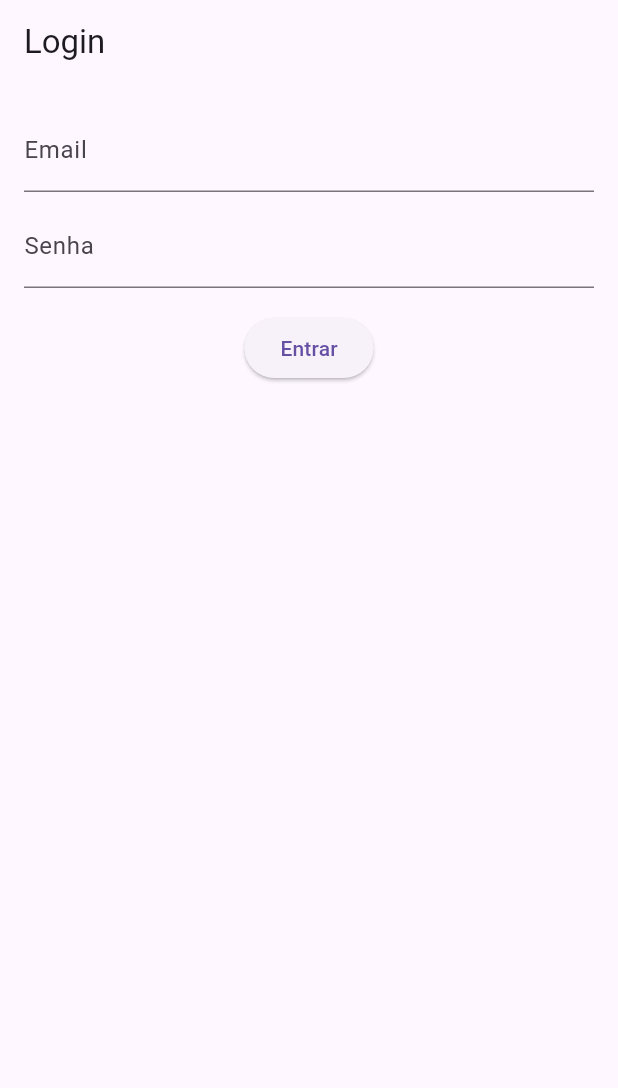
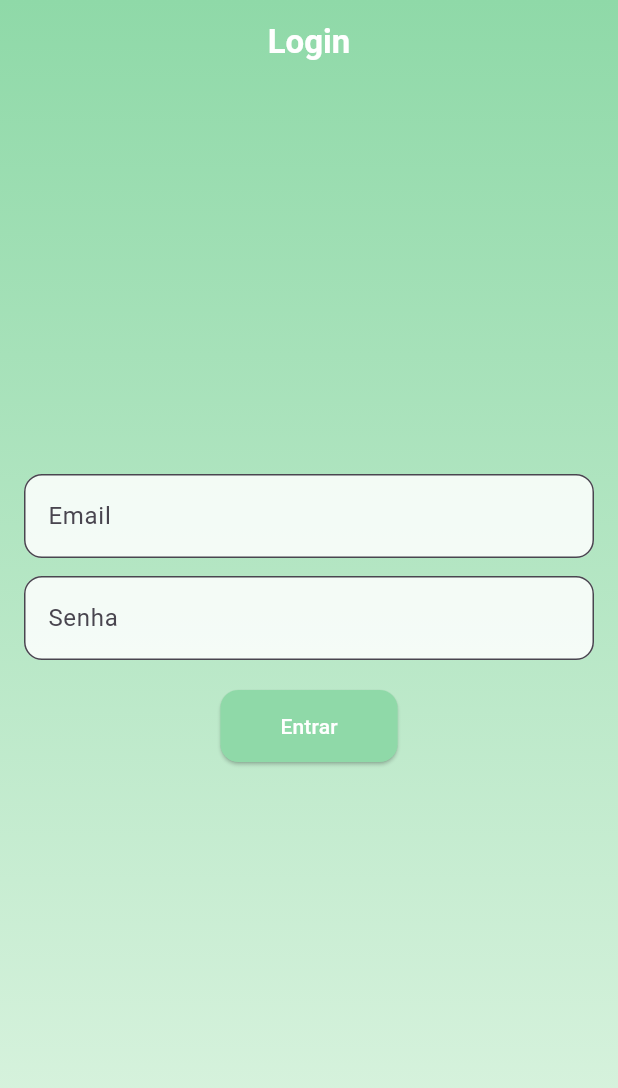
Before and after one commit to DanielCorbellini/consig-now-app, a Flutter app: the screen it shows after launch, on a phone screen of 412 x 824 dp. Shown: the top 1088 px of the screen. Run offline on Flutter 3.47's test engine with Material 3 defaults, Android fonts, the phone set to English and light mode, and no system bars; our stand-ins replace flutter_dotenv, flutter_secure_storage, local_auth; accounts and stored records are empty.

Commit message:
Front tela inicial, classe de cores
Implementado o front da tela de login e uma classe de cores para ser usado em todo o projeto para ser seguido a mesma paleta de cores

```diff
--- /dev/null
+++ b/lib/colors/minhas_cores.dart
@@ -0,0 +1,57 @@
+import 'package:flutter/material.dart';
+
+class MinhasCores {
+  static const Color roxo = Color(0xFFE0BBE4);
+
+  // Verdes pastéis
+  static const Color verdeTopo = Color(0xFF8FD9A8); // Verde pastel mais forte
+  static const Color verdeBaixo = Color(0xFFDFF5E3); // Verde pastel bem claro
+
+  static const MaterialColor verdeTopoGradiente =
+      MaterialColor(_verdetopogradientePrimaryValue, <int, Color>{
+        50: Color(0xFFEAF8F0),
+        100: Color(0xFFCFF0DA),
+        200: Color(0xFFB3E8C3),
+        300: Color(0xFF96E0AD),
+        400: Color(0xFF80DA9B),
+        500: Color(_verdetopogradientePrimaryValue),
+        600: Color(0xFF79D497),
+        700: Color(0xFF6ECD8D),
+        800: Color(0xFF64C783),
+        900: Color(0xFF52BB71),
+      });
+  static const int _verdetopogradientePrimaryValue = 0xFF8FD9A8;
+
+  static const MaterialColor verdeTopoGradienteAccent =
+      MaterialColor(_verdetopogradienteAccentValue, <int, Color>{
+        100: Color(0xFFFFFFFF),
+        200: Color(_verdetopogradienteAccentValue),
+        400: Color(0xFFD2F8E0),
+        700: Color(0xFFB8F2CE),
+      });
+  static const int _verdetopogradienteAccentValue = 0xFFEAFBF0;
+
+  static const MaterialColor verdeBaixoGradiente =
+      MaterialColor(_verdebaixogradientePrimaryValue, <int, Color>{
+        50: Color(0xFFF7FEFA),
+        100: Color(0xFFEFFCF3),
+        200: Color(0xFFE6FAED),
+        300: Color(0xFFDFF8E7),
+        400: Color(0xFFD9F7E2),
+        500: Color(_verdebaixogradientePrimaryValue),
+        600: Color(0xFFD6F6DF),
+        700: Color(0xFFD0F5DA),
+        800: Color(0xFFCBF4D6),
+        900: Color(0xFFC1F2CE),
+      });
+  static const int _verdebaixogradientePrimaryValue = 0xFFDFF5E3;
+
+  static const MaterialColor verdeBaixoGradienteAccent =
+      MaterialColor(_verdebaixogradienteAccentValue, <int, Color>{
+        100: Color(0xFFFFFFFF),
+        200: Color(_verdebaixogradienteAccentValue),
+        400: Color(0xFFFFFFFF),
+        700: Color(0xFFFFFFFF),
+      });
+  static const int _verdebaixogradienteAccentValue = 0xFFFFFFFF;
+}
--- a/lib/screens/login_screen.dart
+++ b/lib/screens/login_screen.dart
@@ -2,6 +2,7 @@ import 'package:consig_now_app/screens/home_screen.dart';
 import 'package:flutter/material.dart';
 import 'package:provider/provider.dart';
 import '../providers/auth_provider.dart';
+import '../colors/minhas_cores.dart';
 
 class LoginScreen extends StatefulWidget {
   const LoginScreen({super.key});
@@ -13,16 +14,15 @@ class LoginScreen extends StatefulWidget {
 class _LoginScreenState extends State<LoginScreen> {
   final TextEditingController _emailController = TextEditingController();
   final TextEditingController _passwordController = TextEditingController();
+  final _formKey = GlobalKey<FormState>();
   bool _isLoading = false;
 
-  // Tenta o login por biometria ao iniciar a tela
   @override
   void initState() {
     super.initState();
     _tryBiometricLogin();
   }
 
-  // Se o login biométrico falhar ou não houver token, o usuário verá o login normal.
   Future<void> _tryBiometricLogin() async {
     final auth = Provider.of<AuthProvider>(context, listen: false);
     final isLoggedIn = await auth.loginWithBiometrics();
@@ -40,26 +40,96 @@ class _LoginScreenState extends State<LoginScreen> {
     final auth = Provider.of<AuthProvider>(context);
 
     return Scaffold(
-      appBar: AppBar(title: Text('Login')),
-      body: Padding(
-        padding: EdgeInsets.all(16),
+      extendBodyBehindAppBar: true,
+      appBar: AppBar(
+        title: const Text(
+          'Login',
+          style: TextStyle(color: Colors.white, fontWeight: FontWeight.bold),
+        ),
+        centerTitle: true,
+        backgroundColor: Colors.transparent,
+        elevation: 0,
+      ),
+      body: Container(
+        decoration: const BoxDecoration(
+          gradient: LinearGradient(
+            colors: [MinhasCores.verdeTopo, MinhasCores.verdeBaixo],
+            begin: Alignment.topCenter,
+            end: Alignment.bottomCenter,
+          ),
+        ),
+        child: Center(
+          child: SingleChildScrollView(
+            padding: const EdgeInsets.all(16),
+            child: Form(
+              key: _formKey,
               child: Column(
+                mainAxisSize: MainAxisSize.min,
                 children: [
-            TextField(
+                  TextFormField(
+                    validator: (value) {
+                      if (value == null || value.isEmpty) {
+                        return 'O e-mail não pode ser vazio';
+                      }
+                      if (!RegExp(r'^[^@]+@[^@]+\.[^@]+').hasMatch(value)) {
+                        return 'O e-mail não é válido';
+                      } else {
+                        if (value.length < 6) {
+                          return 'A e-mail é muito curto';
+                        }
+                      }
+                      return null;
+                    },
                     controller: _emailController,
-              decoration: InputDecoration(labelText: 'Email'),
+                    decoration: InputDecoration(
+                      labelText: 'Email',
+                      filled: true,
+                      fillColor: Colors.white.withOpacity(0.85),
+                      border: OutlineInputBorder(
+                        borderRadius: BorderRadius.circular(12),
                       ),
-            SizedBox(height: 8),
-            TextField(
+                    ),
+                  ),
+                  const SizedBox(height: 12),
+                  TextFormField(
+                    validator: (value) {
+                      if (value == null || value.isEmpty) {
+                        return 'A senha não pode ser vazia';
+                      } else {
+                        if (value.length < 6) {
+                          return 'A senha deve ter pelo menos 6 caracteres';
+                        }
+                      }
+                      return null;
+                    },
                     controller: _passwordController,
-              decoration: InputDecoration(labelText: 'Senha'),
+                    decoration: InputDecoration(
+                      labelText: 'Senha',
+                      filled: true,
+                      fillColor: Colors.white.withOpacity(0.85),
+                      border: OutlineInputBorder(
+                        borderRadius: BorderRadius.circular(12),
+                      ),
+                    ),
                     obscureText: true,
                   ),
-            SizedBox(height: 16),
+                  const SizedBox(height: 20),
                   _isLoading
-                ? CircularProgressIndicator()
+                      ? const CircularProgressIndicator()
                       : ElevatedButton(
+                          style: ElevatedButton.styleFrom(
+                            backgroundColor: MinhasCores.verdeTopo,
+                            foregroundColor: Colors.white,
+                            shape: RoundedRectangleBorder(
+                              borderRadius: BorderRadius.circular(12),
+                            ),
+                            padding: const EdgeInsets.symmetric(
+                              horizontal: 40,
+                              vertical: 14,
+                            ),
+                          ),
                           onPressed: () async {
+                            if (_formKey.currentState!.validate()) {
                               setState(() => _isLoading = true);
                               try {
                                 final success = await auth.login(
@@ -69,52 +139,59 @@ class _LoginScreenState extends State<LoginScreen> {
                                 setState(() => _isLoading = false);
 
                                 if (success) {
-                          // Pergunta se quer ativar a biometria
                                   final enableBiometrics = await showDialog<bool>(
                                     context: context,
                                     builder: (_) => AlertDialog(
-                              title: Text('Ativar biometria?'),
-                              content: Text(
+                                      title: const Text('Ativar biometria?'),
+                                      content: const Text(
                                         'Deseja ativar login por biometria para facilitar o acesso?',
                                       ),
                                       actions: [
                                         TextButton(
                                           onPressed: () =>
                                               Navigator.pop(context, false),
-                                  child: Text('Não'),
+                                          child: const Text('Não'),
                                         ),
                                         TextButton(
-                                  onPressed: () => Navigator.pop(context, true),
-                                  child: Text('Sim'),
+                                          onPressed: () =>
+                                              Navigator.pop(context, true),
+                                          child: const Text('Sim'),
                                         ),
                                       ],
                                     ),
                                   );
 
                                   if (enableBiometrics == true) {
-                            await auth
-                                .enableBiometrics(); // você cria este método no provider
+                                    await auth.enableBiometrics();
                                   }
 
                                   Navigator.pushReplacement(
                                     context,
-                            MaterialPageRoute(builder: (_) => HomeScreen()),
+                                    MaterialPageRoute(
+                                      builder: (_) => HomeScreen(),
+                                    ),
                                   );
                                 } else {
                                   ScaffoldMessenger.of(context).showSnackBar(
-                            SnackBar(content: Text('Erro ao fazer login')),
+                                    const SnackBar(
+                                      content: Text('Erro ao fazer login'),
+                                    ),
                                   );
                                 }
                               } catch (e) {
                                 setState(() => _isLoading = false);
-                        ScaffoldMessenger.of(
-                          context,
-                        ).showSnackBar(SnackBar(content: Text(e.toString())));
+                                ScaffoldMessenger.of(context).showSnackBar(
+                                  SnackBar(content: Text(e.toString())),
+                                );
+                              }
                             }
                           },
-                    child: Text('Entrar'),
+                          child: const Text('Entrar'),
                         ),
                 ],
+              ),
+            ),
+          ),
         ),
       ),
     );
```
Also changed, not shown: pubspec.lock. Lines whose indentation alone changed are shown as unchanged.
